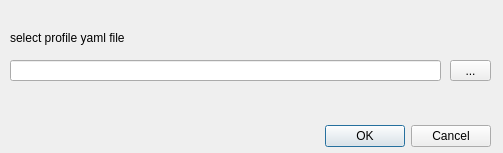
Old version of the form cost_map_dialog_base.ui in the repository ShotaroTerato/costmap.
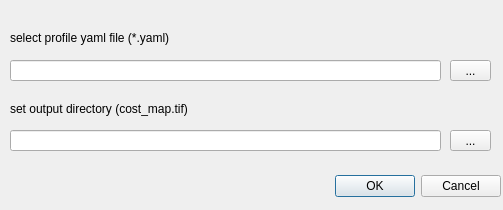
New version of the form.

Commit message: selectable output directry

Diff of the .ui file:
```diff
--- a/cost_map_dialog_base.ui
+++ b/cost_map_dialog_base.ui
@@ -7,7 +7,7 @@
     <x>0</x>
     <y>0</y>
     <width>503</width>
-    <height>153</height>
+    <height>210</height>
    </rect>
   </property>
   <property name="windowTitle">
@@ -16,8 +16,8 @@
   <widget class="QDialogButtonBox" name="button_box">
    <property name="geometry">
     <rect>
-     <x>150</x>
-     <y>120</y>
+     <x>160</x>
+     <y>170</y>
      <width>341</width>
      <height>32</height>
     </rect>
@@ -57,12 +57,48 @@
     <rect>
      <x>10</x>
      <y>30</y>
-     <width>181</width>
+     <width>241</width>
      <height>16</height>
     </rect>
    </property>
    <property name="text">
-    <string>select profile yaml file</string>
+    <string>select profile yaml file (*.yaml)</string>
+   </property>
+  </widget>
+  <widget class="QLineEdit" name="lineEdit_2">
+   <property name="geometry">
+    <rect>
+     <x>10</x>
+     <y>130</y>
+     <width>431</width>
+     <height>21</height>
+    </rect>
+   </property>
+  </widget>
+  <widget class="QToolButton" name="toolButton_2">
+   <property name="geometry">
+    <rect>
+     <x>450</x>
+     <y>130</y>
+     <width>41</width>
+     <height>21</height>
+    </rect>
+   </property>
+   <property name="text">
+    <string>...</string>
+   </property>
+  </widget>
+  <widget class="QLabel" name="label_2">
+   <property name="geometry">
+    <rect>
+     <x>10</x>
+     <y>100</y>
+     <width>251</width>
+     <height>17</height>
+    </rect>
+   </property>
+   <property name="text">
+    <string>set output directory (cost_map.tif)</string>
    </property>
   </widget>
  </widget>
```
The commit also changes 3 other files.
